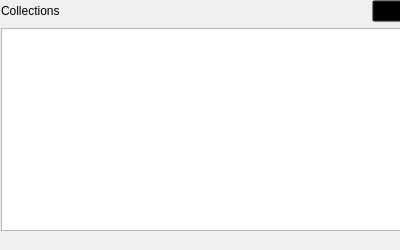
This is calendar/src/ui/config.ui in KDE/akonadi-google-applets as Qt 5 draws it before an edit. The edited form follows.
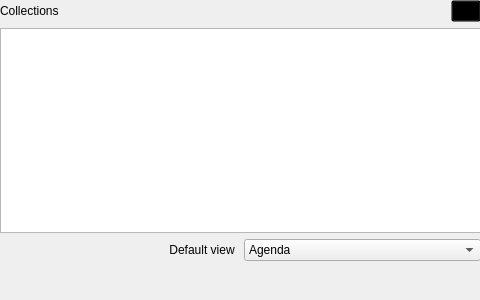
This is the edited form.

Commit message: Add option for default view

Diff of the .ui file:
```diff
--- a/calendar/src/ui/config.ui
+++ b/calendar/src/ui/config.ui
@@ -6,14 +6,14 @@
    <rect>
     <x>0</x>
     <y>0</y>
-    <width>400</width>
-    <height>250</height>
+    <width>480</width>
+    <height>300</height>
    </rect>
   </property>
   <property name="minimumSize">
    <size>
-    <width>400</width>
-    <height>250</height>
+    <width>480</width>
+    <height>300</height>
    </size>
   </property>
   <property name="windowTitle">
@@ -22,10 +22,10 @@
   <widget class="QWidget" name="layoutWidget">
    <property name="geometry">
     <rect>
-     <x>1</x>
+     <x>0</x>
      <y>0</y>
-     <width>401</width>
-     <height>231</height>
+     <width>481</width>
+     <height>261</height>
     </rect>
    </property>
    <layout class="QVBoxLayout" name="verticalLayout">
@@ -65,6 +65,34 @@
     <item>
      <widget class="QListWidget" name="collectionsList"/>
     </item>
+    <item>
+     <layout class="QHBoxLayout" name="horizontalLayout_2">
+      <item>
+       <widget class="QLabel" name="label">
+        <property name="text">
+         <string>Default view </string>
+        </property>
+        <property name="alignment">
+         <set>Qt::AlignRight|Qt::AlignTrailing|Qt::AlignVCenter</set>
+        </property>
+       </widget>
+      </item>
+      <item>
+       <widget class="QComboBox" name="view">
+        <item>
+         <property name="text">
+          <string>Agenda</string>
+         </property>
+        </item>
+        <item>
+         <property name="text">
+          <string>Calendar</string>
+         </property>
+        </item>
+       </widget>
+      </item>
+     </layout>
+    </item>
    </layout>
   </widget>
  </widget>
```
The commit also changes 2 other files.
